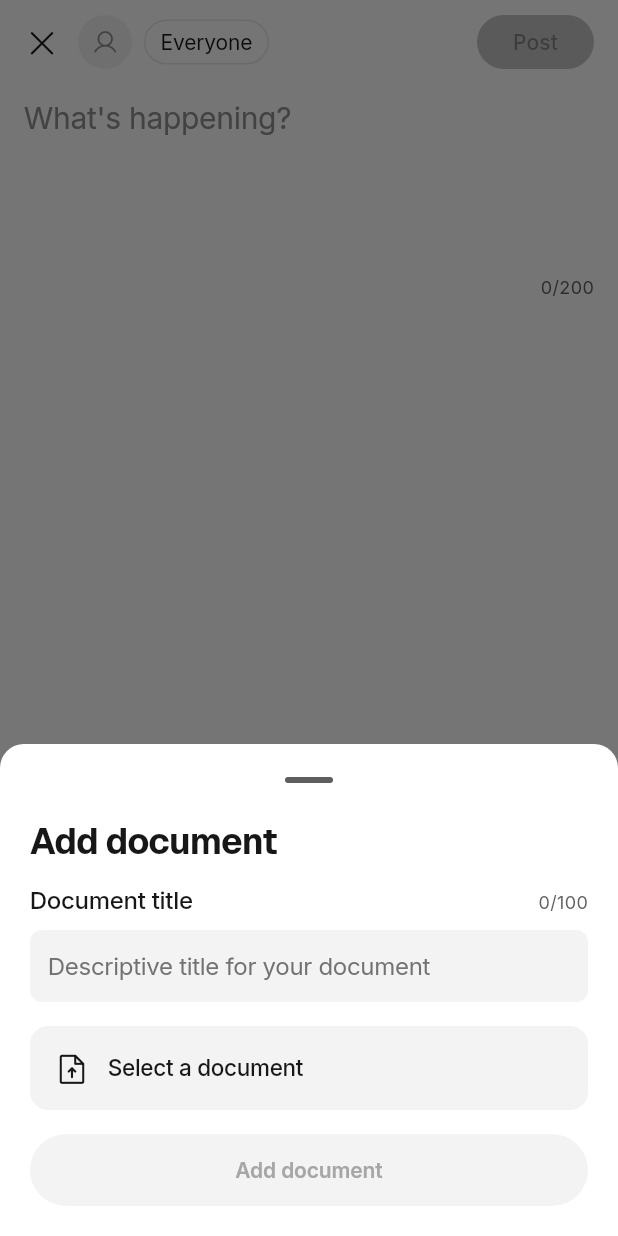
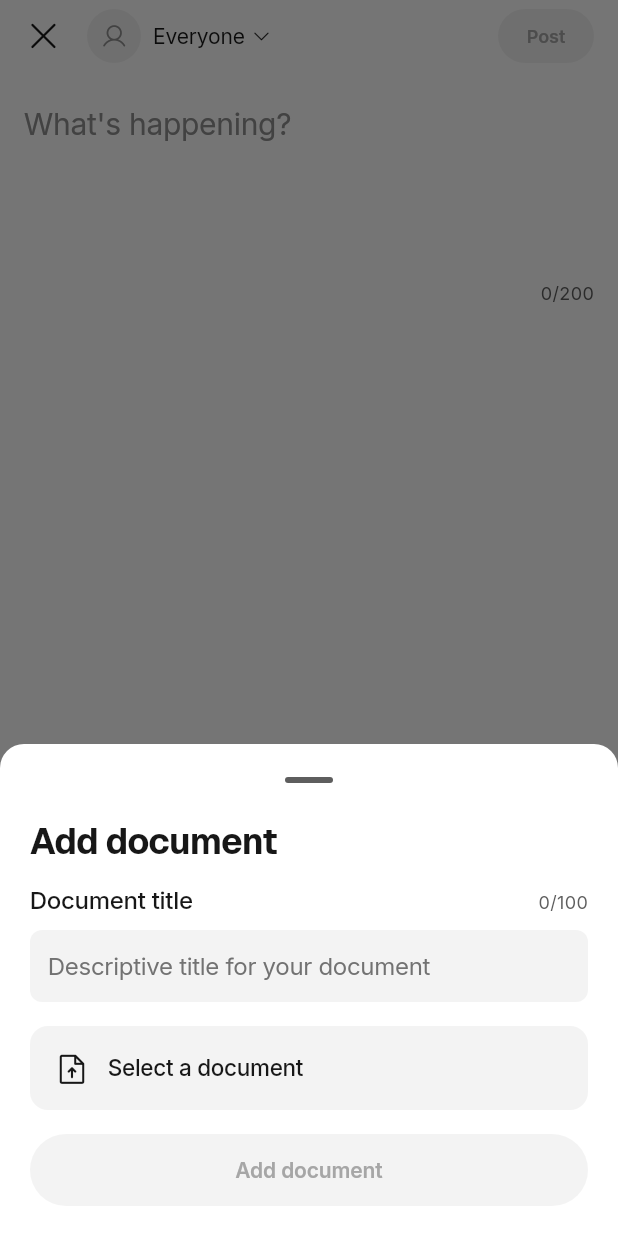
Before and after one commit to Boluwatife07/keys-lite-, a Flutter app: the ComposeScreen screen opened by its route, after a tap on an icon or button, on a phone screen of 412 x 824 dp. Run offline on Flutter 3.47's test engine with Material 3 defaults, Android fonts, the phone set to English and light mode, and no system bars; our stand-ins replace app_links, audioplayers, file_picker, flutter_secure_storage, go_router, image_picker and 5 more; missing offline and left inert: mobile_scanner, path_parsing, record; accounts and stored records are empty; project files that could hold a hidden picture were left out.

Commit message:
Home feed audit (part 1): header, empty state, post card, compose, comments
- Home header with Figma 36pt buttons, 28pt icons and red badges; 52pt
  yellow compose button with the Figma shadows
- Empty feed: grey disc with the mailbox, small outlined Create post, white
- Post card: Figma spacing, 36 avatar, stats with Medium counts, 48pt action
  row with Heart / ChatCircleDots / ShareFat; posts 4pt apart
- Compose: Figma header, small Post button, 56pt typing bar
- Catalogue test for the feed; docs/audit.md updated

Co-Authored-By: Claude Opus 5.5 <noreply@anthropic.com>
Claude-Session: https://claude.ai/code/session_019R59CYW5m8YRrb2WVafjtK

```diff
--- a/app/lib/features/feed/comments.dart
+++ b/app/lib/features/feed/comments.dart
@@ -119,7 +119,7 @@ Future<void> showCommentsSheet(BuildContext context, Post post) => showModalBott
           Padding(
             padding: const EdgeInsets.fromLTRB(20, 0, 8, 0),
             child: Row(children: [
-              Expanded(child: Text('Comments', style: KText.headingSmall)),
+              Expanded(child: Text('Comments', style: TextStyle(fontFamily: 'Inter', fontSize: 18, fontWeight: FontWeight.w500, height: 26 / 18, letterSpacing: -0.2, color: KColors.textPrimary))),
               IconButton(tooltip: 'Close', icon: const Icon(PhosphorIconsRegular.x), onPressed: () => Navigator.pop(c)),
             ]),
           ),
--- a/app/lib/features/feed/compose.dart
+++ b/app/lib/features/feed/compose.dart
@@ -201,6 +201,19 @@ class _ComposeScreenState extends State<ComposeScreen> with Busy {
     }
   }
 
+  Widget _tool(String tip, IconData icon, VoidCallback? onTap) => Padding(
+        padding: const EdgeInsets.only(right: 4),
+        child: SizedBox.square(
+          dimension: 36,
+          child: IconButton(
+            tooltip: tip,
+            padding: EdgeInsets.zero,
+            icon: Icon(icon, size: 24, color: onTap == null ? KColors.iconDisabled : KColors.iconDefault),
+            onPressed: onTap,
+          ),
+        ),
+      );
+
   @override
   Widget build(BuildContext context) {
     final me = context.session.me;
@@ -216,26 +229,34 @@ class _ComposeScreenState extends State<ComposeScreen> with Busy {
         backgroundColor: KColors.surfaceDefault,
         body: SafeArea(
           child: Column(children: [
+            // Figma 3430:177014 header: X, avatar + audience, Post.
             Padding(
-              padding: const EdgeInsets.fromLTRB(4, 4, 16, 4),
+              padding: const EdgeInsets.fromLTRB(16, 6, 16, 6),
               child: Row(children: [
-                IconButton(
-                  tooltip: 'Close',
-                  icon: const Icon(PhosphorIconsRegular.x),
-                  onPressed: () async {
-                    if (await _confirmDiscard() && context.mounted) context.pop();
-                  },
+                Tooltip(
+                  message: 'Close',
+                  child: InkResponse(
+                    radius: 20,
+                    onTap: () async {
+                      if (await _confirmDiscard() && context.mounted) context.pop();
+                    },
+                    child: Icon(PhosphorIconsRegular.x, size: 26, color: KColors.iconDefault),
+                  ),
                 ),
+                const SizedBox(width: 16),
                 Avatar(me?.photoUrl, size: 36),
-                const SizedBox(width: 8),
+                const SizedBox(width: 4),
                 // FED-02.4: audience is everyone and cannot change in Phase 1; club announcements choose (CLB-13.1).
                 if (widget.clubId == null)
                   Semantics(
                     label: 'Audience: Everyone',
-                    child: Container(
-                      padding: const EdgeInsets.symmetric(horizontal: 10, vertical: 4),
-                      decoration: BoxDecoration(border: Border.all(color: KColors.borderDefault), borderRadius: BorderRadius.circular(KRadius.pill)),
-                      child: Text('Everyone', style: KText.paragraphMedium),
+                    child: Padding(
+                      padding: const EdgeInsets.symmetric(horizontal: 4),
+                      child: Row(mainAxisSize: MainAxisSize.min, children: [
+                        Text('Everyone', style: KText.paragraphMedium),
+                        const SizedBox(width: 4),
+                        Icon(PhosphorIconsRegular.caretDown, size: 14, color: KColors.iconDefault),
+                      ]),
                     ),
                   )
                 else if (!_editing)
@@ -272,7 +293,15 @@ class _ComposeScreenState extends State<ComposeScreen> with Busy {
                   height: 36,
                   child: FilledButton(
                     key: const Key('post-button'),
-                    style: FilledButton.styleFrom(backgroundColor: KColors.surfaceInverted, disabledBackgroundColor: KColors.surfaceInverted.withValues(alpha: 0.25), shape: const StadiumBorder()),
+                    style: FilledButton.styleFrom(
+                      backgroundColor: KColors.surfaceInverted,
+                      foregroundColor: KColors.textInverse,
+                      disabledBackgroundColor: KColors.surfaceSubtle,
+                      disabledForegroundColor: KColors.textDisabled,
+                      padding: const EdgeInsets.symmetric(horizontal: 16),
+                      textStyle: const TextStyle(fontFamily: 'Inter', fontSize: 12, fontWeight: FontWeight.w600),
+                      shape: const StadiumBorder(),
+                    ),
                     onPressed: (_editing ? _text.text.trim().isNotEmpty || widget.edit!.attachment != 'none' : _hasInput) && !busy ? _post : null,
                     child: busy ? SizedBox(width: 16, height: 16, child: CircularProgressIndicator(strokeWidth: 2, color: KColors.textInverse)) : Text(_editing ? 'Save' : 'Post'),
                   ),
@@ -280,7 +309,7 @@ class _ComposeScreenState extends State<ComposeScreen> with Busy {
               ]),
             ),
             Expanded(
-              child: ListView(padding: const EdgeInsets.symmetric(horizontal: 16), children: [
+              child: ListView(padding: const EdgeInsets.fromLTRB(16, 12, 16, 16), children: [
                 TextField(
                   key: const Key('compose-field'),
                   controller: _text,
@@ -313,17 +342,19 @@ class _ComposeScreenState extends State<ComposeScreen> with Busy {
                 ]),
               ),
             Container(
-              decoration: BoxDecoration(border: Border(top: BorderSide(color: KColors.borderDefault))),
-              padding: const EdgeInsets.symmetric(horizontal: 8, vertical: 4),
+              // Figma "Typing bar": 56pt, #dddddd rule, 36pt buttons with 24pt icons.
+              height: 56,
+              decoration: BoxDecoration(color: KColors.surfaceDefault, border: Border(top: BorderSide(color: KColors.palette.brightness == Brightness.dark ? KColors.borderDefault : const Color(0xFFDDDDDD)))),
+              padding: const EdgeInsets.symmetric(horizontal: 16),
               child: Row(children: [
                 // FED-04.1: once one attachment type is used, the others are unavailable.
                 if (!_editing) ...[
-                  IconButton(tooltip: 'Add photos', icon: const Icon(PhosphorIconsRegular.image), onPressed: t == 'none' || t == 'photos' ? _addPhotos : null),
-                  IconButton(tooltip: 'Add video', icon: const Icon(PhosphorIconsRegular.videoCamera), onPressed: t == 'none' ? _addVideo : null),
-                  IconButton(tooltip: 'Add document', icon: const Icon(PhosphorIconsRegular.paperclip), onPressed: t == 'none' ? _addDocument : null),
+                  _tool('Add photos', PhosphorIconsRegular.image, t == 'none' || t == 'photos' ? _addPhotos : null),
+                  _tool('Add video', PhosphorIconsRegular.videoCamera, t == 'none' ? _addVideo : null),
+                  _tool('Add document', PhosphorIconsRegular.paperclip, t == 'none' ? _addDocument : null),
                 ],
-                IconButton(tooltip: 'Tag someone', icon: const Icon(PhosphorIconsRegular.at), onPressed: _tag),
-                if (!_editing) IconButton(tooltip: 'Add link', icon: const Icon(PhosphorIconsRegular.link), onPressed: t == 'none' ? _addLink : null),
+                _tool('Tag someone', PhosphorIconsRegular.at, _tag),
+                if (!_editing) _tool('Add link', PhosphorIconsRegular.link, t == 'none' ? _addLink : null),
               ]),
             ),
           ]),
```
Also changed, not shown: app/lib/features/feed/feed_screens.dart (+49 -8 lines), app/lib/features/feed/post_card.dart (+47 -33 lines), app/lib/features/home/home_shell.dart (+81 -37 lines), 2 other files.
